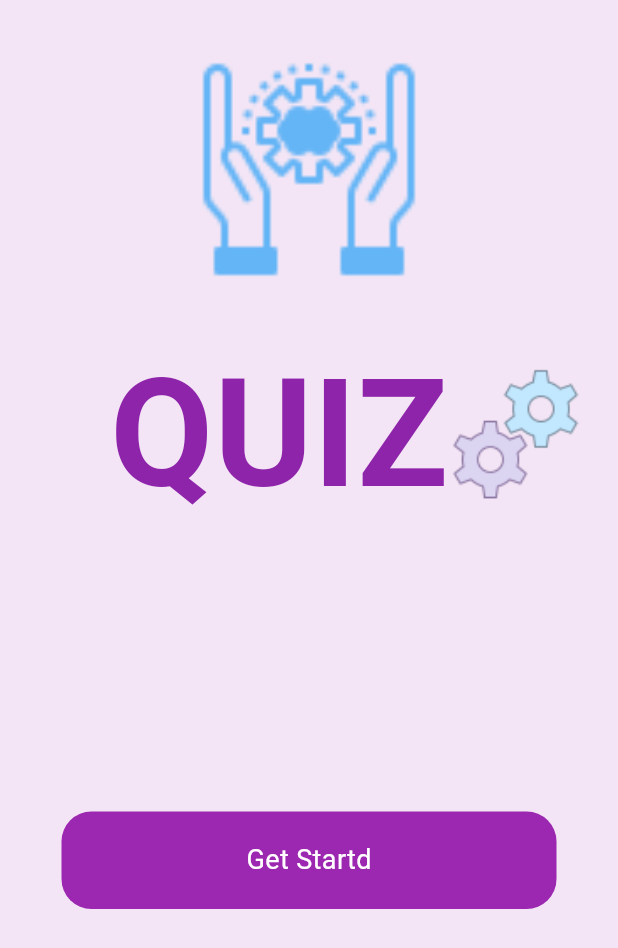
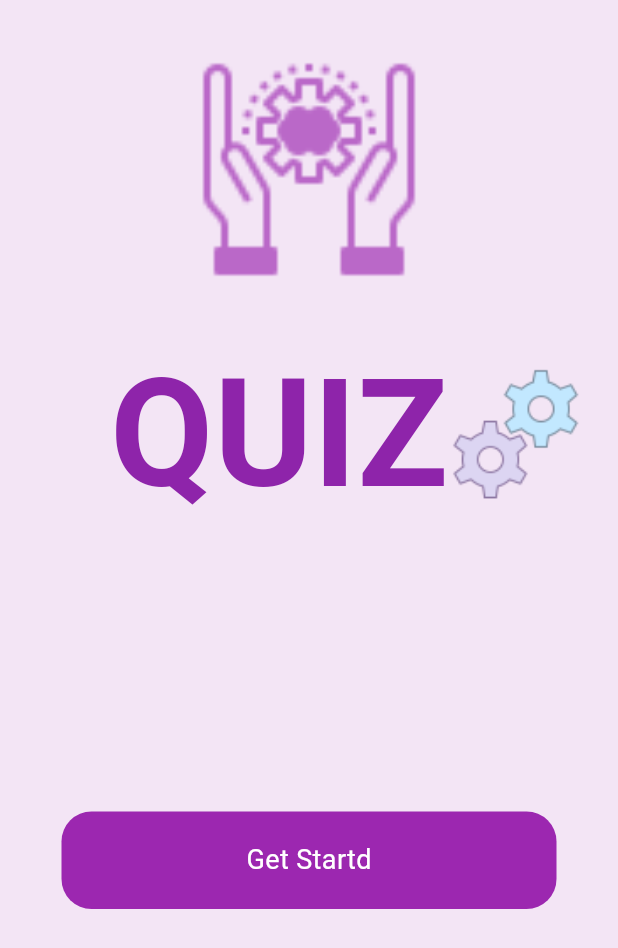
Before and after one commit to sohasara/Quiz-App, a Flutter app: the screen it shows after launch, on a phone screen of 412 x 824 dp. Shown: the top 948 px of the screen. Run offline on Flutter 3.47's test engine with Material 3 defaults, Android fonts, the phone set to English and light mode, and no system bars; our stand-ins replace flutter_riverpod.

Commit message:
chnage icon color

```diff
--- a/lib/ui/splash_page/splash.dart
+++ b/lib/ui/splash_page/splash.dart
@@ -19,7 +19,7 @@ class SplashPage extends StatelessWidget {
               'assets/brain.png',
               height: 150,
               width: 150,
-              color: Colors.blue[300],
+              color: Colors.purple[300],
               fit: BoxFit.cover,
             ),
             const SizedBox(
```
